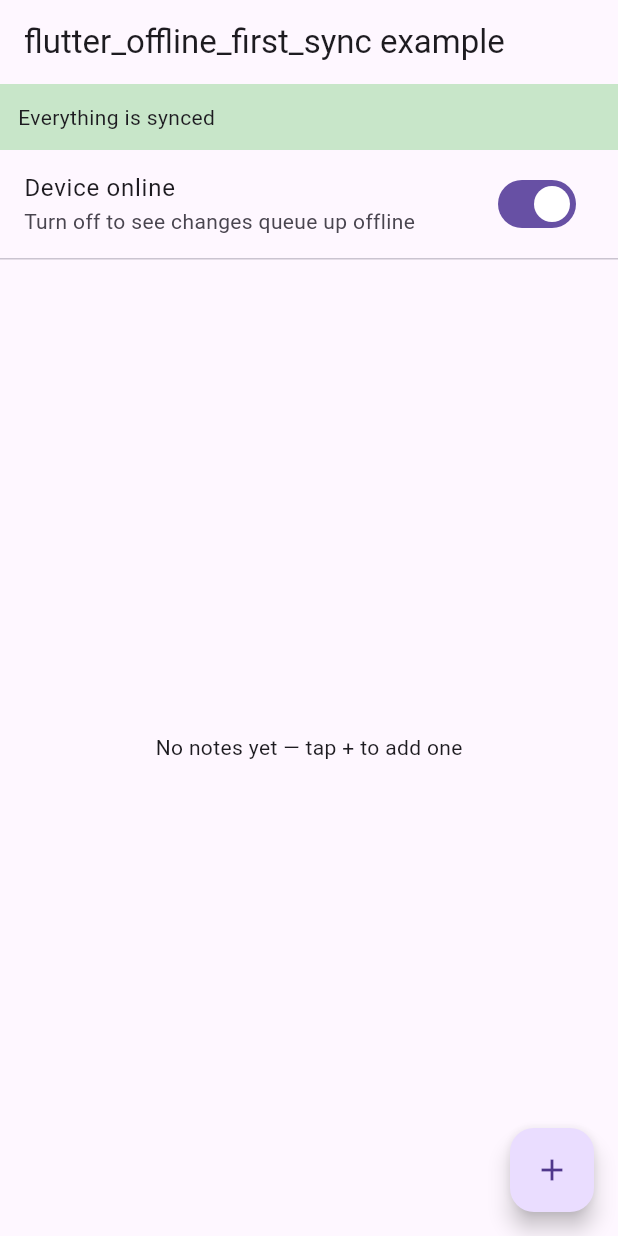
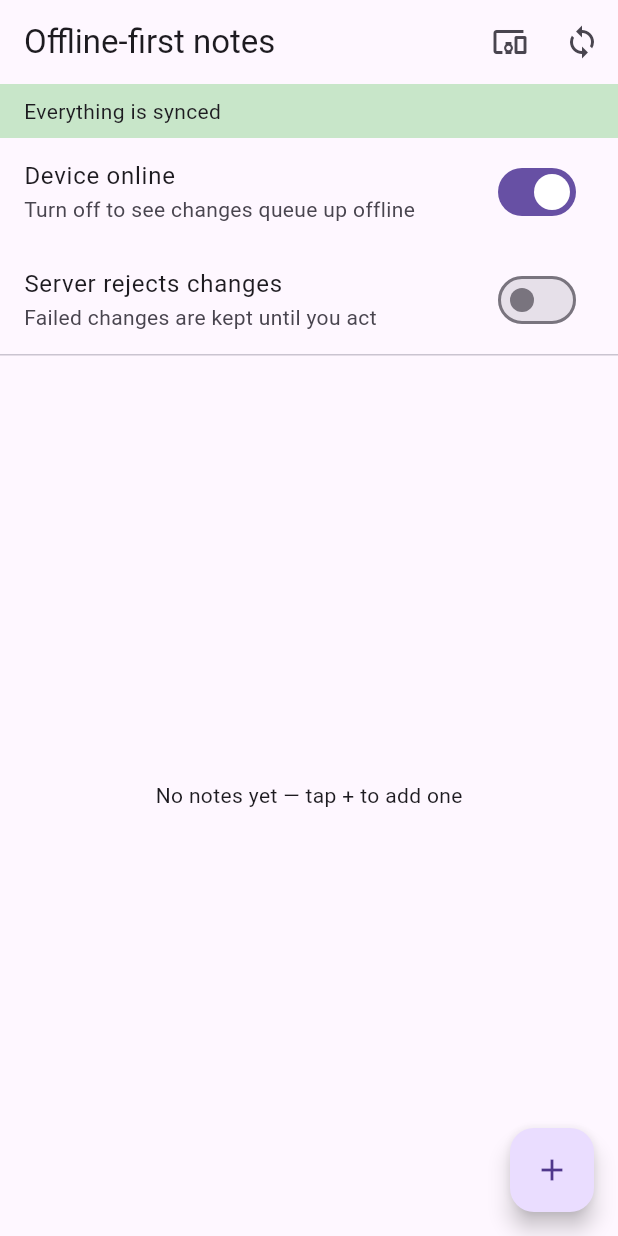
Before and after one commit to ahmedalgarbani/flutter_offline_sync, a Flutter app: the screen it shows after launch, on a phone screen of 412 x 824 dp. Run offline on Flutter 3.47's test engine with Material 3 defaults, Android fonts, the phone set to English and light mode, and no system bars.

Commit message:
Update example, README and changelog for 0.2.0; add CI
- Example: fix the crash when deleting a synced note; show incremental
  pulls with tombstones, offline queueing and failure handling.
- README: document the REST outcome mapping, pagination options,
  serverIdToJson, record state streams, a sqflite SqlExecutor and testing.
- CHANGELOG: restore the published 0.1.1 entry and describe 0.2.0.
- CI: format, analyze, test the package and example, publish dry run.

Co-Authored-By: Claude Opus 5.5 <noreply@anthropic.com>
Claude-Session: https://claude.ai/code/session_01RcDprqTgJymR64K49rwNaQ

```diff
--- a/example/lib/main.dart
+++ b/example/lib/main.dart
@@ -1,10 +1,14 @@
-// Minimal, self-contained demo of flutter_offline_first_sync.
+// Self-contained demo of flutter_offline_first_sync.
 //
-// There is no real backend here: a `Map` stands in for the server so the
+// There is no real backend: `FakeServer` below stands in for one so the
 // example runs with nothing to configure. In a real app, replace the
-// `CallbackRemoteAdapter` below with `RestRemoteAdapter` (or your own
-// `RemoteAdapter`) and the `CallbackLocalAdapter` with writes into your own
-// database (sqflite, drift, Isar, ...).
+// `CallbackRemoteAdapter` with `RestRemoteAdapter` (or your own
+// `RemoteAdapter`), and write pulled records into your own database
+// (sqflite, drift, ...) in the `CallbackLocalAdapter`.
+//
+// Try it: add notes while "Device online" is off, then turn it back on;
+// make the server reject changes and fix them with Retry; add a note "from
+// another device" and pull it with the sync button.
 import 'package:flutter/material.dart';
 import 'package:flutter_offline_first_sync/flutter_offline_first_sync.dart';
 
@@ -15,9 +19,9 @@ class ExampleApp extends StatelessWidget {
 
   @override
   Widget build(BuildContext context) {
-    return MaterialApp(
+    return const MaterialApp(
       title: 'flutter_offline_first_sync example',
-      home: const NotesPage(),
+      home: NotesPage(),
     );
   }
 }
@@ -30,15 +34,12 @@ class NotesPage extends StatefulWidget {
 }
 
 class _NotesPageState extends State<NotesPage> {
-  /// The app's "local database". A real app would keep this in sqflite,
-  /// drift, Isar, ... and call [SyncEngine.recordCreate] etc. in the same
+  /// The app's "local database": local id -> text. A real app keeps this in
+  /// sqflite, drift, ... and calls `recordCreate` etc. in the same
   /// transaction that writes the row.
   final Map<String, String> _notes = {};
 
-  /// The fake "server", so this example needs no network setup.
-  final Map<String, String> _serverNotes = {};
-  int _nextServerId = 1;
-
+  final _server = FakeServer();
   final _connectivity = ManualConnectivity();
   late final SyncEngine _sync;
 
@@ -48,36 +49,30 @@ class _NotesPageState extends State<NotesPage> {
     _sync = SyncEngine(
       store: InMemorySyncStore(),
       connectivity: _connectivity,
-      config: const SyncConfig(debounce: Duration(milliseconds: 300)),
+      config: const SyncConfig(
+        debounce: Duration(milliseconds: 300),
+        retryPolicy: RetryPolicy(maxAttempts: 3),
+      ),
       entities: [
         SyncEntityConfig(
           name: 'notes',
-          // Push-only for this demo; a real backend would also let the
-          // engine pull other devices' changes (PullMode.incremental).
-          pullMode: PullMode.none,
+          // Resume from the last change seen; deleted notes come back as
+          // tombstones.
+          pullMode: PullMode.incremental,
+          isDeletedOf: (record) => record['deleted'] == true,
           remote: CallbackRemoteAdapter(
-            push: (request) async {
-              // Simulate network latency.
-              await Future<void>.delayed(const Duration(milliseconds: 600));
-              final text = request.payload['text'] as String;
-              switch (request.type) {
-                case SyncOpType.create:
-                  final serverId = '${_nextServerId++}';
-                  _serverNotes[serverId] = text;
-                  return PushOutcome.success(serverId: serverId);
-                case SyncOpType.update:
-                  _serverNotes[request.serverId!] = text;
-                  return const PushOutcome.success();
-                case SyncOpType.delete:
-                  _serverNotes.remove(request.serverId);
-                  return const PushOutcome.success();
-              }
-            },
+            push: _server.push,
+            pull: _server.pull,
           ),
           local: CallbackLocalAdapter(
-            // Not used with PullMode.none, but every entity needs one.
-            applyRemote: (record, {localId, required serverId}) async =>
-                localId ?? serverId,
+            // References are already converted to local ids here.
+            applyRemote: (record, {localId, required serverId}) async {
+              final id = localId ?? SyncEngine.newLocalId();
+              setState(() => _notes[id] = record['text'] as String);
+              return id;
+            },
+            applyRemoteDelete: (localId, {required serverId}) async =>
+                setState(() => _notes.remove(localId)),
           ),
         ),
       ],
@@ -88,6 +83,7 @@ class _NotesPageState extends State<NotesPage> {
   @override
   void dispose() {
     _sync.dispose();
+    _connectivity.dispose();
     super.dispose();
   }
 
@@ -100,45 +96,63 @@ class _NotesPageState extends State<NotesPage> {
     _sync.recordCreate('notes', id, {'text': text});
   }
 
+  void _editNote(String id) {
+    final text = '${_notes[id]} ✎';
+    setState(() => _notes[id] = text);
+    // Merged into the queued create if that has not been pushed yet.
+    _sync.recordUpdate('notes', id, {'text': text});
+  }
+
   void _deleteNote(String id) {
     setState(() => _notes.remove(id));
+    // Nothing is sent if the note never reached the server.
     _sync.recordDelete('notes', id);
+  }
+
+  Future<void> _discardFailed() async {
+    for (final op in await _sync.failedOperations()) {
+      await _sync.discard(op.id);
+    }
+  }
+
+  void _addFromAnotherDevice() {
+    _server.addFromAnotherDevice('Written on another device');
+    ScaffoldMessenger.of(context).showSnackBar(const SnackBar(
+        content: Text('Added on the server. Tap sync to pull it.')));
   }
 
   @override
   Widget build(BuildContext context) {
     return Scaffold(
       appBar: AppBar(
-        title: const Text('flutter_offline_first_sync example'),
+        title: const Text('Offline-first notes'),
+        actions: [
+          IconButton(
+            tooltip: 'Add a note on another device',
+            icon: const Icon(Icons.devices_other),
+            onPressed: _addFromAnotherDevice,
+          ),
+          IconButton(
+            tooltip: 'Sync now',
+            icon: const Icon(Icons.sync),
+            onPressed: _sync.syncNow,
+          ),
+        ],
       ),
       body: Column(
         children: [
-          SyncStatusBuilder(
-            engine: _sync,
-            builder: (context, status) => Container(
-              width: double.infinity,
-              color: status.isUpToDate
-                  ? Colors.green.shade100
-                  : Colors.orange.shade100,
-              padding: const EdgeInsets.all(12),
-              child: Text(
-                switch (status.phase) {
-                  SyncPhase.offline =>
-                    'Offline — ${status.pendingCount} change(s) saved locally',
-                  _ when status.failedCount > 0 =>
-                    '${status.failedCount} change(s) need attention',
-                  _ when status.pendingCount > 0 =>
-                    'Syncing ${status.pendingCount} change(s)...',
-                  _ => 'Everything is synced',
-                },
-              ),
-            ),
-          ),
+          SyncStatusBuilder(engine: _sync, builder: _statusBanner),
           SwitchListTile(
             title: const Text('Device online'),
             subtitle: const Text('Turn off to see changes queue up offline'),
             value: _connectivity.isOnline,
             onChanged: (value) => setState(() => _connectivity.online = value),
+          ),
+          SwitchListTile(
+            title: const Text('Server rejects changes'),
+            subtitle: const Text('Failed changes are kept until you act'),
+            value: _server.rejectChanges,
+            onChanged: (value) => setState(() => _server.rejectChanges = value),
           ),
           const Divider(height: 1),
           Expanded(
@@ -149,10 +163,8 @@ class _NotesPageState extends State<NotesPage> {
                       for (final entry in _notes.entries)
                         ListTile(
                           title: Text(entry.value),
-                          trailing: Row(
-                            mainAxisSize: MainAxisSize.min,
-                            children: [
-                              RecordSyncStateBuilder(
+                          onTap: () => _editNote(entry.key),
+                          leading: RecordSyncStateBuilder(
                             engine: _sync,
                             entity: 'notes',
                             localId: entry.key,
@@ -171,11 +183,9 @@ class _NotesPageState extends State<NotesPage> {
                                 ),
                             },
                           ),
-                              IconButton(
+                          trailing: IconButton(
                             icon: const Icon(Icons.delete_outline),
                             onPressed: () => _deleteNote(entry.key),
-                              ),
-                            ],
                           ),
                         ),
                     ],
@@ -189,4 +199,109 @@ class _NotesPageState extends State<NotesPage> {
       ),
     );
   }
+
+  Widget _statusBanner(BuildContext context, SyncStatus status) {
+    final (text, color) = switch (status.phase) {
+      SyncPhase.offline => (
+          'Offline — ${status.pendingCount} change(s) saved locally',
+          Colors.grey.shade300
+        ),
+      _ when status.failedCount > 0 => (
+          '${status.failedCount} change(s) need attention',
+          Colors.red.shade100
+        ),
+      _ when status.isSyncing => ('Syncing…', Colors.blue.shade100),
+      _ when status.nextRetryAt != null => (
+          '${status.pendingCount} change(s) waiting to be retried',
+          Colors.orange.shade100
+        ),
+      _ when status.pendingCount > 0 => (
+          '${status.pendingCount} change(s) to upload',
+          Colors.orange.shade100
+        ),
+      _ => ('Everything is synced', Colors.green.shade100),
+    };
+    return Container(
+      width: double.infinity,
+      color: color,
+      padding: const EdgeInsets.symmetric(horizontal: 16, vertical: 8),
+      child: Row(
+        children: [
+          Expanded(child: Text(text)),
+          if (status.failedCount > 0) ...[
+            TextButton(
+              onPressed: () => _sync.retryFailed(),
+              child: const Text('Retry'),
+            ),
+            TextButton(
+              onPressed: _discardFailed,
+              child: const Text('Discard'),
+            ),
+          ],
+        ],
+      ),
+    );
   }
+}
+
+/// A pretend backend. Every change gets a version number, and a pull asks
+/// for the changes after the last version it saw.
+class FakeServer {
+  final Map<String, Map<String, dynamic>> _notes = {};
+  int _version = 0;
+  int _nextId = 1;
+
+  /// Simulates validation errors.
+  bool rejectChanges = false;
+
+  Future<PushOutcome> push(PushRequest request) async {
+    await Future<void>.delayed(const Duration(milliseconds: 500));
+    if (rejectChanges) {
+      return const PushOutcome.rejected('The server rejected this change');
+    }
+    switch (request.type) {
+      case SyncOpType.create:
+        final id = '${_nextId++}';
+        _save(id, request.payload);
+        return PushOutcome.success(serverId: id);
+      case SyncOpType.update:
+        _save(request.serverId!, request.payload);
+        return const PushOutcome.success();
+      case SyncOpType.delete:
+        _notes[request.serverId!] = {
+          'id': request.serverId,
+          'deleted': true,
+          'version': ++_version,
+        };
+        return const PushOutcome.success();
+    }
+  }
+
+  Future<PullPage> pull(PullRequest request) async {
+    await Future<void>.delayed(const Duration(milliseconds: 300));
+    final since = int.tryParse(request.cursor ?? '') ?? 0;
+    final changes = _notes.values
+        .where((note) => (note['version'] as int) > since)
+        .toList()
+      ..sort((a, b) => (a['version'] as int).compareTo(b['version'] as int));
+    final page = changes.take(request.limit).toList();
+    return PullPage(
+      records: page,
+      hasMore: changes.length > page.length,
+      nextCursor: page.isEmpty ? request.cursor : '${page.last['version']}',
+    );
+  }
+
+  void addFromAnotherDevice(String text) =>
+      _save('${_nextId++}', {'text': text});
+
+  void _save(String id, Map<String, dynamic> data) {
+    _notes[id] = {
+      ...?_notes[id],
+      ...data,
+      'id': id,
+      'deleted': false,
+      'version': ++_version,
+    };
+  }
+}
--- a/pubspec.yaml
+++ b/pubspec.yaml
@@ -3,7 +3,7 @@ description: >-
   Offline-first sync engine for Flutter: durable outbox, dependency-aware
   push with id remapping, resumable pull, retries, conflict resolution, and
   status streams.
-version: 0.1.0
+version: 0.2.0
 homepage: https://github.com/ahmedalgarbani/flutter_offline_sync
 repository: https://github.com/ahmedalgarbani/flutter_offline_sync
 issue_tracker: https://github.com/ahmedalgarbani/flutter_offline_sync/issues
```
Also changed, not shown: 3 other files. Lines whose indentation alone changed are shown as unchanged.
